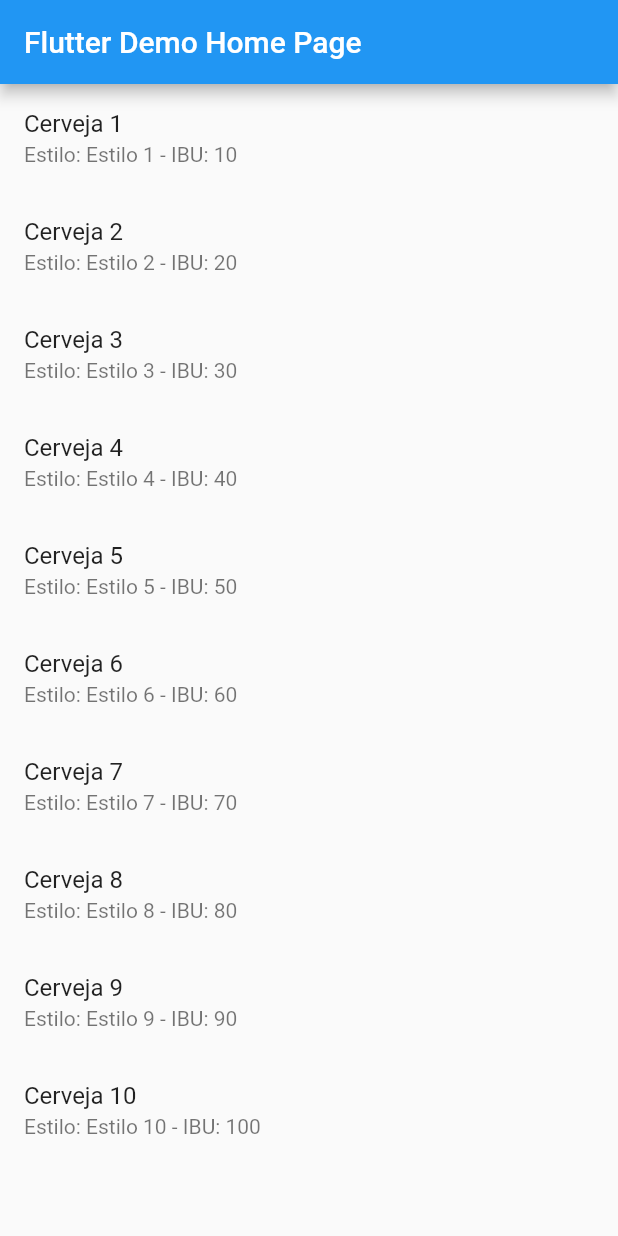
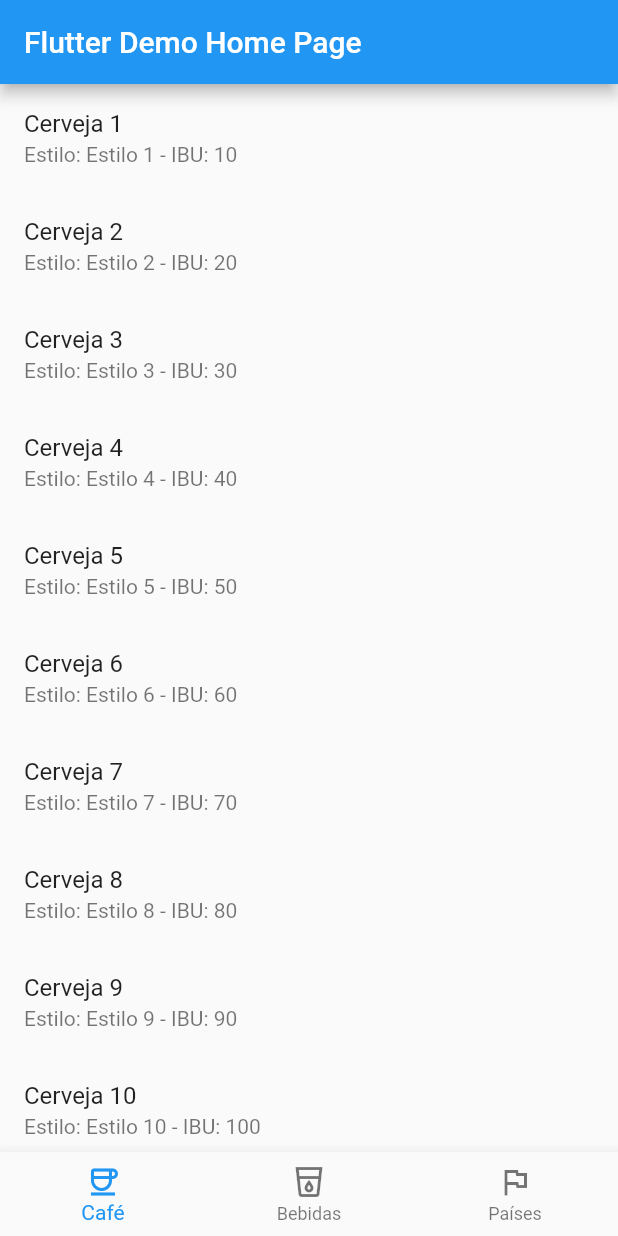
Before and after one commit to ErickBezerrar/POO-1, a Flutter app: the screen it shows after launch, on a phone screen of 412 x 824 dp. Run offline on Flutter 3.47's test engine with Material 2 defaults, Android fonts, the phone set to English and light mode, and no system bars; key blocks and very long unbroken strings in the code were emptied for the run.

Commit message:
receita4

```diff
--- a/receita4/lib/receita4.dart
+++ b/receita4/lib/receita4.dart
@@ -3,24 +3,35 @@ import 'package:flutter/material.dart';
 void main() => runApp(MyApp());
 
 class MyApp extends StatelessWidget {
+
   @override
+
   Widget build(BuildContext context) {
+
     return MaterialApp(
+
       title: 'Flutter Demo',
+
       theme: ThemeData(
+
         primarySwatch: Colors.blue,
+
       ),
+
       home: MyHomePage(title: 'Flutter Demo Home Page'),
+
     );
   }
 }
 
 class MyHomePage extends StatefulWidget {
+
   MyHomePage({Key? key, required this.title}) : super(key: key);
 
   final String title;
 
   @override
+
   _MyHomePageState createState() => _MyHomePageState();
 }
 
@@ -39,32 +50,59 @@ class _MyHomePageState extends State<MyHomePage> {
   ];
 
   @override
+
   Widget build(BuildContext context) {
+
     return Scaffold(
+
       appBar: AppBar(
+
         title: Text(widget.title),
+
       ),
       body: Center(
+
         child: MyTileWidget(dataObjects: dataObjects),
+
+      ),
+      bottomNavigationBar: BottomNavigationBar(
+
+        items: [
+
+          BottomNavigationBarItem(icon: Icon(Icons.coffee_outlined), label: 'Café'),
+          BottomNavigationBarItem(icon: Icon(Icons.local_drink_outlined), label: 'Bebidas'),
+          BottomNavigationBarItem(icon: Icon(Icons.flag_outlined), label: 'Países'),
+
+        ],
       ),
     );
   }
 }
 
 class MyTileWidget extends StatelessWidget {
+
   final List<Map<String, String>> dataObjects;
 
   MyTileWidget({required this.dataObjects});
 
   @override
+
   Widget build(BuildContext context) {
+
     return ListView.builder(
+
       itemCount: dataObjects.length,
+
       itemBuilder: (BuildContext context, int index) {
+
         final obj = dataObjects[index];
+
         return ListTile(
+
           title: Text(obj['name'] ?? ''),
+
           subtitle: Text('Estilo: ${obj['style'] ?? ''} - IBU: ${obj['ibu'] ?? ''}'),
+
         );
       },
     );
```
